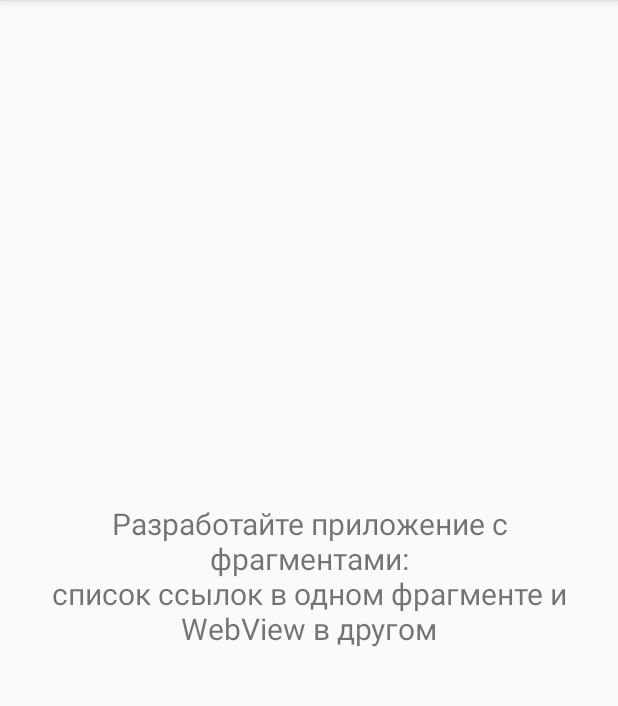
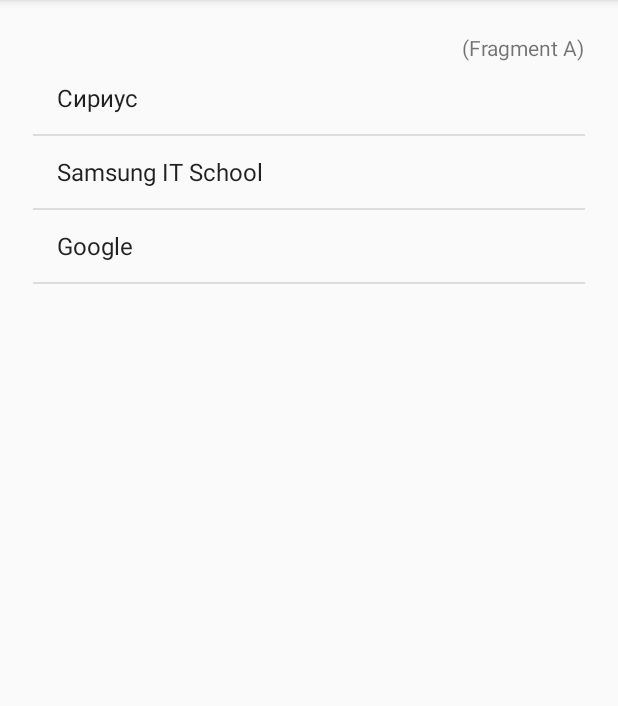
Before and after one commit to Riobener/Fragments, an Android app: the screen it shows after launch (MainActivity), on a phone screen of 412 x 824 dp, the part 84-790 px from its top. Run offline under Robolectric (Android 15) with nearby library versions, the phone set to English and light mode, and no system bars.

Commit message:
Two Fragments

```diff
--- a/app/src/main/java/com/example/vv/fragments/MainActivity.java
+++ b/app/src/main/java/com/example/vv/fragments/MainActivity.java
@@ -1,13 +1,31 @@
 package com.example.vv.fragments;
 
+import android.content.res.Configuration;
+import android.graphics.drawable.GradientDrawable;
+import android.support.v4.app.Fragment;
 import android.support.v7.app.AppCompatActivity;
 import android.os.Bundle;
 
 public class MainActivity extends AppCompatActivity{
 
+    Fragment titles = new TitleFragment();
     @Override
     protected void onCreate(Bundle savedInstanceState) {
         super.onCreate(savedInstanceState);
         setContentView(R.layout.activity_main);
+        if (getResources().getConfiguration().orientation ==
+                Configuration.ORIENTATION_LANDSCAPE){
+            getSupportFragmentManager()
+                    .beginTransaction()
+                    .add(R.id.left, titles)
+                    .add(R.id.right, new WebFragment())
+                    .commit();
+        }
+        else {
+            getSupportFragmentManager()
+                    .beginTransaction()
+                    .add(R.id.main, titles)
+                    .commit();
+        }
     }
 }
--- /dev/null
+++ b/app/src/main/res/layout-land/activity_main.xml
@@ -0,0 +1,16 @@
+<?xml version="1.0" encoding="utf-8"?>
+<LinearLayout xmlns:android="http://schemas.android.com/apk/res/android"
+    android:orientation="horizontal"
+    android:layout_width="match_parent"
+    android:layout_height="match_parent">
+    <FrameLayout
+        android:id="@+id/left"
+        android:layout_width="wrap_content"
+        android:layout_height="match_parent">
+    </FrameLayout>
+    <FrameLayout
+        android:id="@+id/right"
+        android:layout_width="match_parent"
+        android:layout_height="match_parent">
+        </FrameLayout>
+</LinearLayout>
--- a/app/src/main/res/layout/activity_main.xml
+++ b/app/src/main/res/layout/activity_main.xml
@@ -1,17 +1,10 @@
 <?xml version="1.0" encoding="utf-8"?>
-   <FrameLayout
+   <LinearLayout
     xmlns:android="http://schemas.android.com/apk/res/android"
     xmlns:tools="http://schemas.android.com/tools"
     android:layout_width="match_parent"
     android:layout_height="match_parent"
     android:padding ="10pt"
+    android:id="@+id/main"
     android:orientation="vertical">
-       <TextView
-           android:id="@+id/textView2"
-           android:layout_width="wrap_content"
-           android:layout_height="wrap_content"
-           android:layout_gravity="center"
-           android:gravity="center"
-           android:textSize="20sp"
-           android:text="Разработайте приложение с фрагментами:\nсписок ссылок в одном фрагменте и WebView в другом" />
-   </FrameLayout>
+   </LinearLayout>
```
